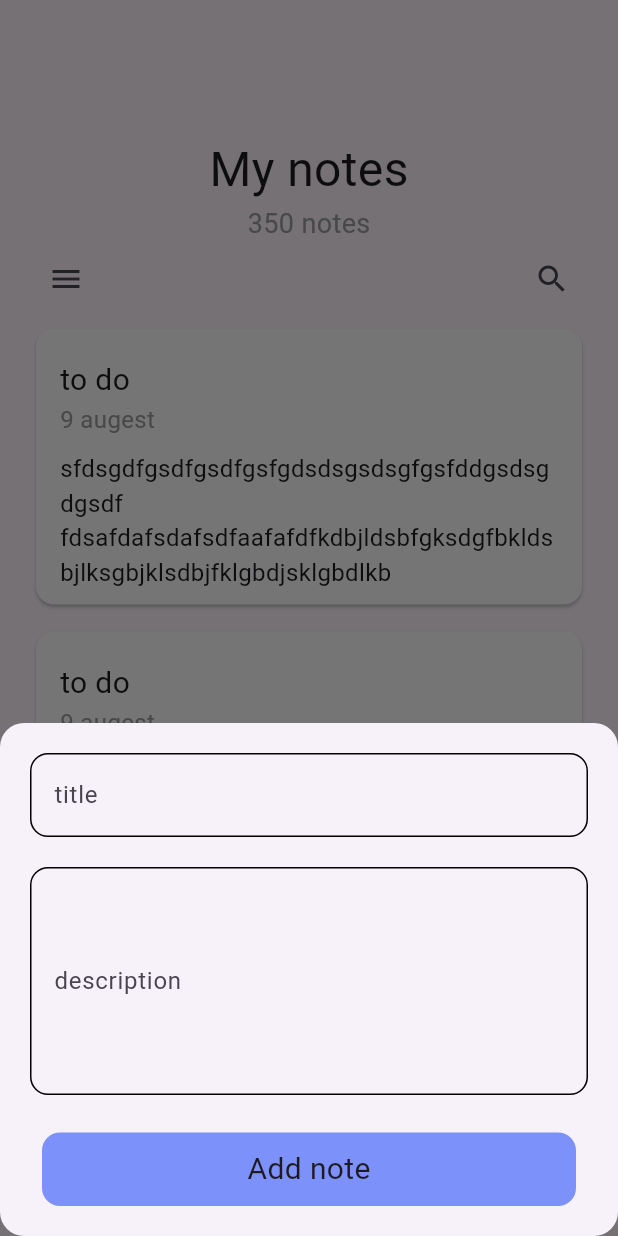
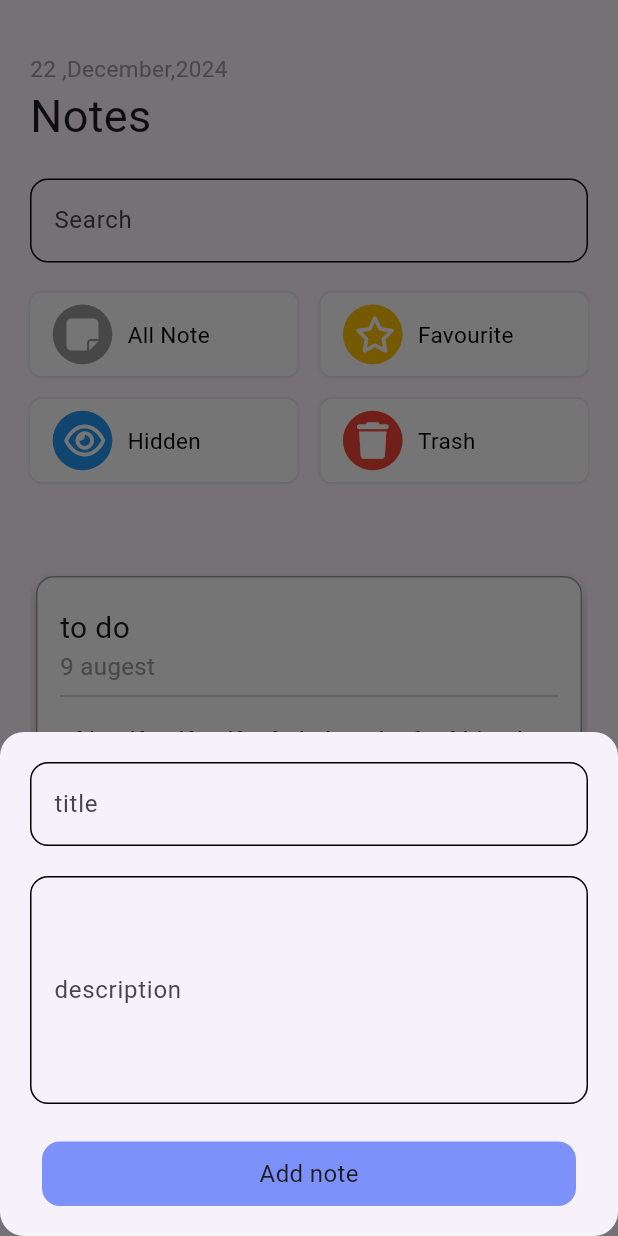
Before and after one commit to zyaddmostafa/Note-it, a Flutter app: the Mynotes screen opened by its route, after a tap on an icon or button, on a phone screen of 412 x 824 dp. Run offline on Flutter 3.47's test engine with Material 3 defaults, Android fonts, the phone set to English and light mode, and no system bars; our stand-ins replace font_awesome_flutter, smooth_page_indicator.

Commit message:
create edit note view and notes options

```diff
--- a/lib/constants.dart
+++ b/lib/constants.dart
@@ -9,3 +9,4 @@ const String khome = 'home';
 const String klogin = 'login';
 const String ksignup = 'sginup';
 const String kmynotes = 'mynotes';
+const String keditnote = 'editnote';
--- a/lib/helpers/custombuttom.dart
+++ b/lib/helpers/custombuttom.dart
@@ -32,7 +32,7 @@ class Custombuttom extends StatelessWidget {
                 )
               : Text(
                   buttomname,
-                  style: const TextStyle(fontSize: 20),
+                  style: const TextStyle(fontSize: 16),
                 ),
         ),
       ),
--- a/lib/main.dart
+++ b/lib/main.dart
@@ -1,5 +1,6 @@
 import 'package:flutter/material.dart';
 import 'package:note_it/views/appinfo.dart';
+import 'package:note_it/views/editnote.dart';
 import 'package:note_it/views/home.dart';
 import 'package:note_it/views/login.dart';
 import 'package:note_it/views/mynotes.dart';
@@ -23,6 +24,7 @@ class NoteApp extends StatelessWidget {
         Login.id: (context) => const Login(),
         Signup.id: (context) => const Signup(),
         Mynotes.id: (context) => const Mynotes(),
+        Editnote.id: (context) => const Editnote(),
       },
       home: const Appinfo(),
     );
--- /dev/null
+++ b/lib/models/optionsmodel.dart
@@ -0,0 +1,9 @@
+import 'package:flutter/material.dart';
+
+class Optionsmodel {
+  final String name;
+  final IconData icon;
+  final Color color;
+
+  Optionsmodel({required this.name, required this.icon, required this.color});
+}
--- /dev/null
+++ b/lib/views/editnote.dart
@@ -0,0 +1,45 @@
+import 'package:flutter/material.dart';
+import 'package:note_it/constants.dart';
+import 'package:note_it/helpers/custom_textfield.dart';
+import 'package:note_it/helpers/custombuttom.dart';
+import 'package:note_it/widgets/notestextfield.dart';
+
+class Editnote extends StatelessWidget {
+  const Editnote({super.key});
+  static String id = keditnote;
+  @override
+  Widget build(BuildContext context) {
+    return Scaffold(
+      appBar: AppBar(
+        title: const Text('Edit note'),
+      ),
+      body: Padding(
+        padding: const EdgeInsets.symmetric(horizontal: 30),
+        child: ListView(
+          children: [
+            const SizedBox(
+              height: 50,
+            ),
+            const CustomTextfield(hint: 'Title'),
+            const SizedBox(
+              height: 15,
+            ),
+            const NotesTextfield(
+              hint: 'description',
+              maxlines: 5,
+            ),
+            const SizedBox(
+              height: 20,
+            ),
+            Custombuttom(
+              buttomname: 'Submit edit',
+              onTap: () {
+                Navigator.pop(context);
+              },
+            )
+          ],
+        ),
+      ),
+    );
+  }
+}
--- a/lib/views/mynotes.dart
+++ b/lib/views/mynotes.dart
@@ -1,14 +1,40 @@
 import 'package:flutter/material.dart';
 import 'package:font_awesome_flutter/font_awesome_flutter.dart';
 import 'package:note_it/constants.dart';
+import 'package:note_it/helpers/custom_textfield.dart';
+import 'package:note_it/models/optionsmodel.dart';
 import 'package:note_it/widgets/notebottomsheet.dart';
 import 'package:note_it/widgets/notecard.dart';
+import 'package:note_it/widgets/notesoptioncard.dart';
+import 'package:note_it/widgets/notestextfield.dart';
 
 class Mynotes extends StatelessWidget {
   const Mynotes({super.key});
   static String id = kmynotes;
   @override
   Widget build(BuildContext context) {
+    final List<Optionsmodel> optionbuttom = [
+      Optionsmodel(
+        name: 'All Note',
+        icon: FontAwesomeIcons.solidNoteSticky,
+        color: const Color.fromARGB(178, 115, 112, 112),
+      ),
+      Optionsmodel(
+        name: 'Favourite',
+        icon: FontAwesomeIcons.star,
+        color: Colors.amber,
+      ),
+      Optionsmodel(
+        name: 'Hidden',
+        icon: FontAwesomeIcons.eye,
+        color: Colors.blue,
+      ),
+      Optionsmodel(
+        name: 'Trash',
+        icon: FontAwesomeIcons.trash,
+        color: Colors.red,
+      ),
+    ];
     return Scaffold(
       floatingActionButton: FloatingActionButton(
         shape: RoundedRectangleBorder(borderRadius: BorderRadius.circular(100)),
@@ -30,45 +56,60 @@ class Mynotes extends StatelessWidget {
           color: kcolor2,
         ),
       ),
-      body: Align(
-        alignment: AlignmentDirectional.center,
-        child: Padding(
+      body: Padding(
         padding: const EdgeInsets.symmetric(horizontal: 20),
         child: Column(
           children: [
             const SizedBox(
-                height: 30,
+              height: 35,
             ),
-              Image.asset(
-                'assets/images/document_notes_file_archive_pushpin_icon_149704.png',
-                height: 60,
-                width: 60,
+            const Align(
+              alignment: Alignment.topLeft,
+              child: Text(
+                '22 ,December,2024',
+                style: TextStyle(color: kcolor3, fontSize: 15),
               ),
-              const Text(
-                'My notes',
-                style: TextStyle(fontSize: 32),
             ),
-              const Text(
-                '350 notes',
-                style: TextStyle(color: kcolor3, fontSize: 18),
+            const Align(
+              alignment: Alignment.topLeft,
+              child: const Text(
+                'Notes',
+                style: TextStyle(fontSize: 30),
               ),
-              Row(
-                mainAxisAlignment: MainAxisAlignment.spaceBetween,
-                children: [
-                  IconButton(onPressed: () {}, icon: const Icon(Icons.menu)),
-                  IconButton(onPressed: () {}, icon: const Icon(Icons.search))
-                ],
+            ),
+            const SizedBox(
+              height: 20,
+            ),
+            NotesTextfield(hint: 'Search'),
+            const SizedBox(
+              height: 20,
+            ),
+            SizedBox(
+              height: 180,
+              child: GridView.builder(
+                itemCount: 4,
+                gridDelegate: const SliverGridDelegateWithFixedCrossAxisCount(
+                  crossAxisCount: 2,
+                  childAspectRatio: 3.2,
+                  crossAxisSpacing: 15,
+                  mainAxisSpacing: 15,
+                ),
+                itemBuilder: (context, index) {
+                  return Notesoptioncard(
+                    optionsmodel: optionbuttom[index],
+                  );
+                },
+              ),
             ),
             Expanded(
               child: ListView.builder(itemBuilder: (context, index) {
                 return const Padding(
                   padding: const EdgeInsets.symmetric(vertical: 5),
-                    child: const Notecard(),
+                  child: Notecard(),
                 );
               }),
-              )
+            ),
           ],
-          ),
         ),
       ),
     );
--- a/lib/widgets/notecard.dart
+++ b/lib/widgets/notecard.dart
@@ -1,15 +1,25 @@
 import 'package:flutter/material.dart';
 import 'package:note_it/constants.dart';
+import 'package:note_it/views/editnote.dart';
 
 class Notecard extends StatelessWidget {
-  const Notecard({super.key});
+  const Notecard({
+    super.key,
+  });
 
   @override
   Widget build(BuildContext context) {
-    return const Card(
-      elevation: 1,
+    return GestureDetector(
+      onTap: () {
+        Navigator.pushNamed(context, Editnote.id);
+      },
+      child: Card(
+        shape: RoundedRectangleBorder(
+            side: BorderSide(color: kcolor3),
+            borderRadius: BorderRadius.circular(12)),
+        elevation: 5,
         color: kcolor2,
-      child: Padding(
+        child: const Padding(
           padding: EdgeInsets.symmetric(horizontal: 16),
           child: Column(
             crossAxisAlignment: CrossAxisAlignment.center,
@@ -31,6 +41,7 @@ class Notecard extends StatelessWidget {
                   style: TextStyle(fontSize: 16, color: kcolor3),
                 ),
               ),
+              Divider(),
               SizedBox(
                 height: 10,
               ),
@@ -44,6 +55,7 @@ class Notecard extends StatelessWidget {
             ],
           ),
         ),
+      ),
     );
   }
 }
--- /dev/null
+++ b/lib/widgets/notesoptioncard.dart
@@ -0,0 +1,65 @@
+import 'package:flutter/material.dart';
+import 'package:font_awesome_flutter/font_awesome_flutter.dart';
+import 'package:note_it/constants.dart';
+import 'package:note_it/models/optionsmodel.dart';
+
+class Notesoptioncard extends StatefulWidget {
+  const Notesoptioncard({super.key, required this.optionsmodel});
+  final Optionsmodel optionsmodel;
+
+  @override
+  State<Notesoptioncard> createState() => _NotesoptioncardState();
+}
+
+bool isselected = false;
+
+class _NotesoptioncardState extends State<Notesoptioncard> {
+  @override
+  Widget build(BuildContext context) {
+    return GestureDetector(
+      onTap: () {
+        setState(() {
+          isselected = !isselected;
+        });
+      },
+      child: Container(
+        padding: const EdgeInsets.symmetric(vertical: 8),
+        decoration: BoxDecoration(
+          boxShadow: const [
+            BoxShadow(
+              color: Color(0x26000000),
+              offset: Offset(0, 0),
+              blurRadius: 0.9,
+            ),
+          ],
+          color: isselected ? widget.optionsmodel.color : kcolor2,
+          borderRadius: BorderRadius.circular(8),
+        ),
+        child: Padding(
+          padding: const EdgeInsets.only(left: 15),
+          child: Row(
+            mainAxisAlignment: MainAxisAlignment.start,
+            children: [
+              CircleAvatar(
+                backgroundColor: widget.optionsmodel.color,
+                child: Icon(
+                  widget.optionsmodel.icon,
+                  color: kcolor2,
+                ),
+              ),
+              Padding(
+                padding: const EdgeInsets.only(left: 10),
+                child: Text(
+                  widget.optionsmodel.name,
+                  style: TextStyle(
+                      color: isselected ? Colors.white : Colors.black,
+                      fontSize: 15),
+                ),
+              ),
+            ],
+          ),
+        ),
+      ),
+    );
+  }
+}
```
Lines whose indentation alone changed are shown as unchanged.
